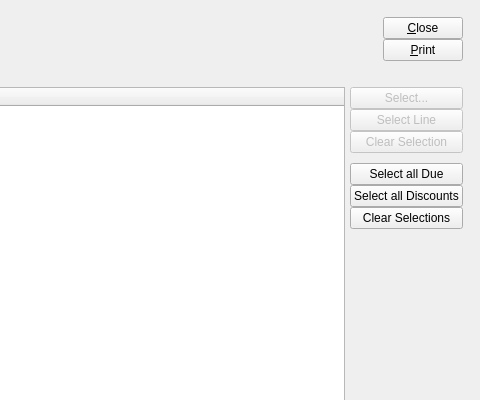
First picture: the form in xtuple/trunk/guiclient/selectPayments.ui, repository WooodHead/xtuple, before the edit; both pictures show x 320 to 800 and y 0 to 400 of the 800 by 600 pixel window.
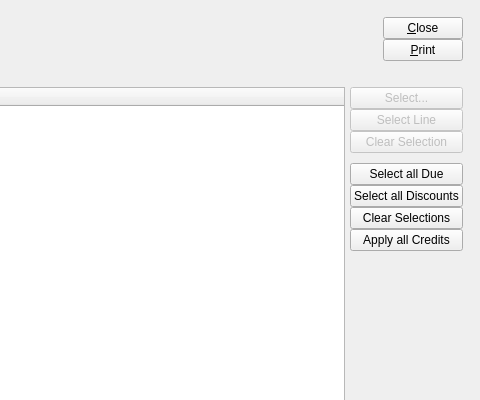
Second picture: the form after the edit. Custom widgets are drawn as their Qt base class.

Commit message: issue #0010857:  Automatically Apply Vendor Credits

Patch:
```diff
--- a/xtuple/trunk/guiclient/selectPayments.ui
+++ b/xtuple/trunk/guiclient/selectPayments.ui
@@ -331,6 +331,13 @@
                 </property>
                </widget>
               </item>
+              <item>
+               <widget class="QPushButton" name="_applyallcredits">
+                <property name="text">
+                 <string>Apply all Credits</string>
+                </property>
+               </widget>
+              </item>
               <item>
                <spacer>
                 <property name="orientation" >
```
The commit also changes 2 other files.
